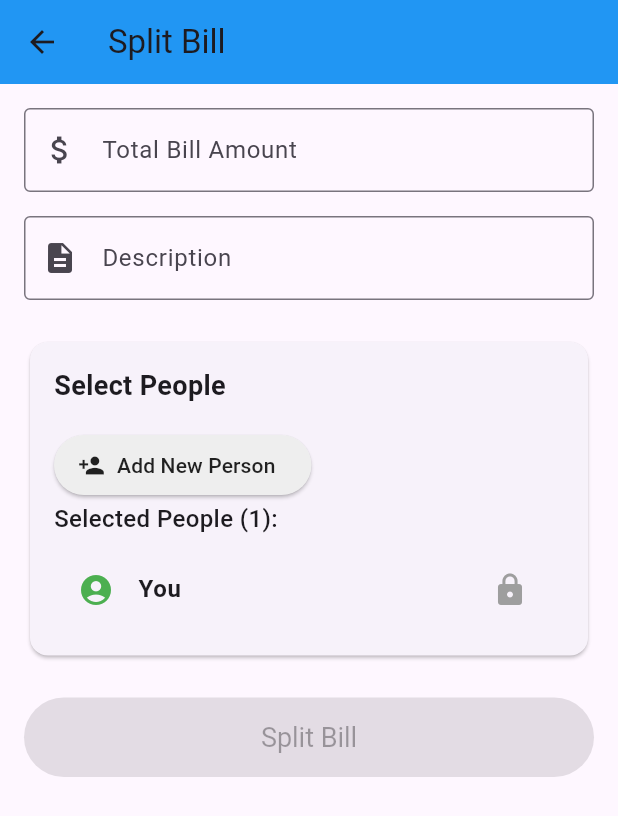
After one commit to Siddhantshukla1657/Money_Management, a Flutter app: the screen it shows after launch, after a tap on the "receipt" icon, on a phone screen of 412 x 824 dp. The commit adds this screen. Shown: the top 816 px of the screen. Run offline on Flutter 3.47's test engine with Material 3 defaults, Android fonts, the phone set to English and light mode, and no system bars; our stand-ins replace shared_preferences.

Commit message:
Bill splitting feature

```diff
--- /dev/null
+++ b/lib/models/bill_split.dart
@@ -0,0 +1,67 @@
+class BillSplit {
+  final String id;
+  final double totalAmount;
+  final String description;
+  final List<SplitPerson> splitPersons;
+  final DateTime date;
+
+  BillSplit({
+    required this.id,
+    required this.totalAmount,
+    required this.description,
+    required this.splitPersons,
+    required this.date,
+  });
+
+  double get amountPerPerson => totalAmount / splitPersons.length;
+
+  Map<String, dynamic> toJson() {
+    return {
+      'id': id,
+      'totalAmount': totalAmount,
+      'description': description,
+      'splitPersons': splitPersons.map((p) => p.toJson()).toList(),
+      'date': date.toIso8601String(),
+    };
+  }
+
+  factory BillSplit.fromJson(Map<String, dynamic> json) {
+    return BillSplit(
+      id: json['id'] as String,
+      totalAmount: json['totalAmount'] as double,
+      description: json['description'] as String,
+      splitPersons: (json['splitPersons'] as List<dynamic>)
+          .map((p) => SplitPerson.fromJson(p as Map<String, dynamic>))
+          .toList(),
+      date: DateTime.parse(json['date'] as String),
+    );
+  }
+}
+
+class SplitPerson {
+  final String id;
+  final String name;
+  final bool isFromContacts;
+
+  SplitPerson({
+    required this.id,
+    required this.name,
+    this.isFromContacts = false,
+  });
+
+  Map<String, dynamic> toJson() {
+    return {
+      'id': id,
+      'name': name,
+      'isFromContacts': isFromContacts,
+    };
+  }
+
+  factory SplitPerson.fromJson(Map<String, dynamic> json) {
+    return SplitPerson(
+      id: json['id'] as String,
+      name: json['name'] as String,
+      isFromContacts: json['isFromContacts'] as bool? ?? false,
+    );
+  }
+}
--- /dev/null
+++ b/lib/screens/bill_split_screen.dart
@@ -0,0 +1,378 @@
+import 'package:flutter/material.dart';
+import 'package:uuid/uuid.dart';
+import '../models/person.dart';
+import '../models/bill_split.dart';
+
+class BillSplitScreen extends StatefulWidget {
+  final List<Person> existingPersons;
+  final Function(BillSplit) onSplitCreated;
+
+  const BillSplitScreen({
+    Key? key,
+    required this.existingPersons,
+    required this.onSplitCreated,
+  }) : super(key: key);
+
+  @override
+  _BillSplitScreenState createState() => _BillSplitScreenState();
+}
+
+class _BillSplitScreenState extends State<BillSplitScreen> {
+  final TextEditingController _totalAmountController = TextEditingController();
+  final TextEditingController _descriptionController = TextEditingController();
+  final TextEditingController _newPersonController = TextEditingController();
+
+  List<SplitPerson> selectedPersons = [];
+  bool _showNewPersonField = false;
+
+  @override
+  void initState() {
+    super.initState();
+    // Add "You" as default person
+    selectedPersons.add(SplitPerson(
+      id: 'user_self',
+      name: 'You',
+      isFromContacts: false,
+    ));
+  }
+
+  @override
+  Widget build(BuildContext context) {
+    return Scaffold(
+      appBar: AppBar(
+        title: Text('Split Bill'),
+        backgroundColor: Colors.blue,
+      ),
+      body: SingleChildScrollView(
+        padding: EdgeInsets.all(16),
+        child: Column(
+          crossAxisAlignment: CrossAxisAlignment.stretch,
+          children: [
+            // Total Amount Field
+            TextField(
+              controller: _totalAmountController,
+              keyboardType: TextInputType.numberWithOptions(decimal: true),
+              decoration: InputDecoration(
+                labelText: 'Total Bill Amount',
+                border: OutlineInputBorder(),
+                hintText: 'Enter total amount',
+                prefixIcon: Icon(Icons.attach_money),
+              ),
+              onChanged: (value) => setState(() {}), // Update UI when amount changes
+            ),
+            SizedBox(height: 16),
+
+            // Description Field
+            TextField(
+              controller: _descriptionController,
+              decoration: InputDecoration(
+                labelText: 'Description',
+                border: OutlineInputBorder(),
+                hintText: 'e.g., Dinner at Restaurant',
+                prefixIcon: Icon(Icons.description),
+              ),
+            ),
+            SizedBox(height: 24),
+
+            // Select People Section
+            Card(
+              child: Padding(
+                padding: EdgeInsets.all(16),
+                child: Column(
+                  crossAxisAlignment: CrossAxisAlignment.start,
+                  children: [
+                    Text(
+                      'Select People',
+                      style: TextStyle(fontSize: 18, fontWeight: FontWeight.bold),
+                    ),
+                    SizedBox(height: 16),
+
+                    // Existing Contacts
+                    if (widget.existingPersons.isNotEmpty) ...[
+                      Text(
+                        'From Contacts:',
+                        style: TextStyle(fontSize: 16, fontWeight: FontWeight.w500),
+                      ),
+                      SizedBox(height: 8),
+                      ...widget.existingPersons.map((person) =>
+                        CheckboxListTile(
+                          title: Text(person.name),
+                          value: selectedPersons.any((p) => p.id == person.id),
+                          onChanged: (bool? value) {
+                            setState(() {
+                              if (value == true) {
+                                selectedPersons.add(SplitPerson(
+                                  id: person.id,
+                                  name: person.name,
+                                  isFromContacts: true,
+                                ));
+                              } else {
+                                selectedPersons.removeWhere((p) => p.id == person.id);
+                              }
+                            });
+                          },
+                        ),
+                      ),
+                      SizedBox(height: 16),
+                    ],
+
+                    // Add New Person Button
+                    if (!_showNewPersonField)
+                      ElevatedButton.icon(
+                        onPressed: () => setState(() => _showNewPersonField = true),
+                        icon: Icon(Icons.person_add),
+                        label: Text('Add New Person'),
+                        style: ElevatedButton.styleFrom(
+                          backgroundColor: Colors.grey[200],
+                          foregroundColor: Colors.black87,
+                        ),
+                      ),
+
+                    // New Person Field
+                    if (_showNewPersonField) ...[
+                      TextField(
+                        controller: _newPersonController,
+                        decoration: InputDecoration(
+                          labelText: 'New Person Name',
+                          border: OutlineInputBorder(),
+                          hintText: 'Enter name',
+                          suffixIcon: Row(
+                            mainAxisSize: MainAxisSize.min,
+                            children: [
+                              IconButton(
+                                icon: Icon(Icons.add, color: Colors.green),
+                                onPressed: _addNewPerson,
+                              ),
+                              IconButton(
+                                icon: Icon(Icons.cancel, color: Colors.red),
+                                onPressed: () => setState(() {
+                                  _showNewPersonField = false;
+                                  _newPersonController.clear();
+                                }),
+                              ),
+                            ],
+                          ),
+                        ),
+                        onSubmitted: (_) => _addNewPerson(),
+                      ),
+                      SizedBox(height: 16),
+                    ],
+
+                    // Selected People List
+                    if (selectedPersons.isNotEmpty) ...[
+                      Text(
+                        'Selected People (${selectedPersons.length}):',
+                        style: TextStyle(fontSize: 16, fontWeight: FontWeight.w500),
+                      ),
+                      SizedBox(height: 8),
+                      ...selectedPersons.map((person) =>
+                        ListTile(
+                          leading: Icon(
+                            person.id == 'user_self'
+                                ? Icons.account_circle
+                                : person.isFromContacts
+                                    ? Icons.contacts
+                                    : Icons.person,
+                            color: person.id == 'user_self'
+                                ? Colors.green
+                                : person.isFromContacts
+                                    ? Colors.blue
+                                    : Colors.grey,
+                          ),
+                          title: Text(
+                            person.name,
+                            style: TextStyle(
+                              fontWeight: person.id == 'user_self' ? FontWeight.bold : FontWeight.normal,
+                            ),
+                          ),
+                          trailing: person.id == 'user_self'
+                              ? Icon(Icons.lock, color: Colors.grey)
+                              : IconButton(
+                                  icon: Icon(Icons.remove_circle, color: Colors.red),
+                                  onPressed: () => setState(() {
+                                    selectedPersons.removeWhere((p) => p.id == person.id);
+                                  }),
+                                ),
+                        ),
+                      ),
+                    ],
+                  ],
+                ),
+              ),
+            ),
+
+            // Split Calculation Display
+            if (selectedPersons.isNotEmpty && _totalAmountController.text.isNotEmpty) ...[
+              SizedBox(height: 16),
+              Card(
+                color: Colors.blue[50],
+                child: Padding(
+                  padding: EdgeInsets.all(16),
+                  child: Column(
+                    children: [
+                      Text(
+                        'Split Calculation',
+                        style: TextStyle(fontSize: 18, fontWeight: FontWeight.bold),
+                      ),
+                      SizedBox(height: 8),
+                      Text(
+                        'Total Bill: ₹${_totalAmountController.text}',
+                        style: TextStyle(fontSize: 16),
+                      ),
+                      Text(
+                        'People: ${selectedPersons.length} (including you)',
+                        style: TextStyle(fontSize: 16),
+                      ),
+                      Text(
+                        'Each person\'s share: ₹${_calculateAmountPerPerson().toInt()}',
+                        style: TextStyle(fontSize: 16),
+                      ),
+                      SizedBox(height: 8),
+                      Text(
+                        'Others owe you: ₹${_calculateTotalOwed().toInt()}',
+                        style: TextStyle(fontSize: 18, fontWeight: FontWeight.bold, color: Colors.green[700]),
+                      ),
+                      if (selectedPersons.length > 1)
+                        Text(
+                          '(${selectedPersons.length - 1} people × ₹${_calculateAmountPerPerson().toInt()})',
+                          style: TextStyle(fontSize: 14, color: Colors.grey[600]),
+                        ),
+                    ],
+                  ),
+                ),
+              ),
+            ],
+
+            SizedBox(height: 24),
+
+            // Split Bill Button
+            ElevatedButton(
+              onPressed: _canSplitBill() ? _splitBill : null,
+              child: Text('Split Bill'),
+              style: ElevatedButton.styleFrom(
+                backgroundColor: Colors.blue,
+                foregroundColor: Colors.white,
+                padding: EdgeInsets.symmetric(vertical: 16),
+                textStyle: TextStyle(fontSize: 18),
+              ),
+            ),
+          ],
+        ),
+      ),
+    );
+  }
+
+  void _addNewPerson() {
+    final name = _newPersonController.text.trim();
+
+    if (name.isEmpty) {
+      ScaffoldMessenger.of(context).showSnackBar(
+        SnackBar(content: Text('Please enter a name')),
+      );
+      return;
+    }
+
+    // Check if person already exists
+    if (selectedPersons.any((p) => p.name.toLowerCase() == name.toLowerCase())) {
+      ScaffoldMessenger.of(context).showSnackBar(
+        SnackBar(content: Text('Person already added')),
+      );
+      return;
+    }
+
+    setState(() {
+      selectedPersons.add(SplitPerson(
+        id: Uuid().v4(),
+        name: name,
+        isFromContacts: false,
+      ));
+      _newPersonController.clear();
+      _showNewPersonField = false;
+    });
+  }
+
+  double _calculateAmountPerPerson() {
+    final totalAmount = double.tryParse(_totalAmountController.text) ?? 0;
+    if (selectedPersons.isEmpty) return 0;
+    final exactAmount = totalAmount / selectedPersons.length;
+    return _customRound(exactAmount);
+  }
+
+  double _customRound(double value) {
+    final intPart = value.floor();
+    final decimalPart = value - intPart;
+
+    if (decimalPart >= 0.01 && decimalPart <= 0.09) {
+      return intPart + 1.0;
+    } else if (decimalPart > 0.09) {
+      return intPart + 1.0;
+    } else {
+      return intPart.toDouble();
+    }
+  }
+
+  double _calculateTotalOwed() {
+    final amountPerPerson = _calculateAmountPerPerson();
+    // Exclude yourself from the people who owe you
+    final othersCount = selectedPersons.where((p) => p.id != 'user_self').length;
+    return amountPerPerson * othersCount;
+  }
+
+  bool _canSplitBill() {
+    return _totalAmountController.text.isNotEmpty &&
+           selectedPersons.length > 1 && // Must have at least one other person besides yourself
+           double.tryParse(_totalAmountController.text) != null;
+  }
+
+  void _splitBill() {
+    final totalAmount = double.tryParse(_totalAmountController.text)!;
+    final description = _descriptionController.text.trim();
+
+    final billSplit = BillSplit(
+      id: Uuid().v4(),
+      totalAmount: totalAmount,
+      description: description.isEmpty ? 'Bill Split' : description,
+      splitPersons: selectedPersons,
+      date: DateTime.now(),
+    );
+
+    widget.onSplitCreated(billSplit);
+
+    // Show success dialog
+    showDialog(
+      context: context,
+      builder: (context) => AlertDialog(
+        title: Text('Bill Split Successfully!'),
+        content: Column(
+          mainAxisSize: MainAxisSize.min,
+          crossAxisAlignment: CrossAxisAlignment.start,
+          children: [
+            Text('Total Bill: ₹${totalAmount.toInt()}'),
+            Text('People: ${selectedPersons.length} (including you)'),
+            Text('Each person\'s share: ₹${_calculateAmountPerPerson().toInt()}'),
+            Text('Total others owe you: ₹${_calculateTotalOwed().toInt()}'),
+            SizedBox(height: 16),
+            Text('Transactions have been added to your contacts automatically.'),
+          ],
+        ),
+        actions: [
+          TextButton(
+            onPressed: () {
+              Navigator.of(context).pop(); // Close dialog
+              Navigator.of(context).pop(); // Close split screen
+            },
+            child: Text('OK'),
+          ),
+        ],
+      ),
+    );
+  }
+
+  @override
+  void dispose() {
+    _totalAmountController.dispose();
+    _descriptionController.dispose();
+    _newPersonController.dispose();
+    super.dispose();
+  }
+}
--- a/lib/screens/home_screen.dart
+++ b/lib/screens/home_screen.dart
@@ -1,9 +1,11 @@
 import 'package:flutter/material.dart';
 import 'package:uuid/uuid.dart';
 import '../models/person.dart';
+import '../models/bill_split.dart';
 import '../services/storage_service.dart';
 import '../screens/person_detail_screen.dart';
 import '../screens/add_person_screen.dart';
+import '../screens/bill_split_screen.dart';
 
 class HomeScreen extends StatefulWidget {
   @override
@@ -102,6 +104,82 @@ class _HomeScreenState extends State<HomeScreen> {
     savePersons();
   }
 
+  void handleBillSplit(BillSplit billSplit) {
+    final amountPerPerson = billSplit.amountPerPerson;
+
+    for (final splitPerson in billSplit.splitPersons) {
+      // Skip yourself - you don't owe yourself money
+      if (splitPerson.id == 'user_self') {
+        continue;
+      }
+
+      // Find existing person or create new one
+      Person? existingPerson;
+      try {
+        existingPerson = persons.firstWhere((p) => p.id == splitPerson.id);
+      } catch (e) {
+        existingPerson = null;
+      }
+
+      if (existingPerson == null) {
+        // Create new person if not from contacts
+        if (!splitPerson.isFromContacts) {
+          existingPerson = Person(
+            id: splitPerson.id,
+            name: splitPerson.name,
+            transactions: [],
+          );
+          persons.add(existingPerson);
+        } else {
+          // Skip if from contacts but person doesn't exist
+          continue;
+        }
+      }
+
+      if (existingPerson != null) {
+        // Add transaction (positive because they owe you)
+        final transaction = Transaction(
+          id: Uuid().v4(),
+          amount: amountPerPerson, // Positive because they owe you
+          description: 'Bill Split: ${billSplit.description}',
+          date: billSplit.date,
+        );
+
+        final updatedTransactions = [...existingPerson.transactions, transaction];
+        final updatedPerson = existingPerson.copyWith(transactions: updatedTransactions);
+
+        final index = persons.indexWhere((p) => p.id == existingPerson!.id);
+        if (index >= 0) {
+          persons[index] = updatedPerson;
+        }
+      }
+    }
+
+    setState(() {});
+    savePersons();
+  }
+
+  void deleteTransaction(String personId, String transactionId) {
+    final personIndex = persons.indexWhere((p) => p.id == personId);
+    if (personIndex >= 0) {
+      final person = persons[personIndex];
+      final updatedTransactions = person.transactions
+          .where((t) => t.id != transactionId)
+          .toList();
+
+      final updatedPerson = person.copyWith(transactions: updatedTransactions);
+
+      setState(() {
+        persons[personIndex] = updatedPerson;
+      });
+      savePersons();
+
+      ScaffoldMessenger.of(context).showSnackBar(
+        SnackBar(content: Text('Transaction deleted successfully')),
+      );
+    }
+  }
+
   @override
   Widget build(BuildContext context) {
     return Scaffold(
@@ -143,14 +221,38 @@ class _HomeScreenState extends State<HomeScreen> {
                       onViewDetails: () => Navigator.push(
                         context,
                         MaterialPageRoute(
-                          builder: (context) => PersonDetailScreen(person: person),
+                          builder: (context) => PersonDetailScreen(
+                            person: person,
+                            onDeleteTransaction: (transactionId) =>
+                                deleteTransaction(person.id, transactionId),
+                          ),
                         ),
                       ),
                       onDelete: () => deletePerson(person),
                     );
                   },
                 ),
-      floatingActionButton: FloatingActionButton(
+      floatingActionButton: Column(
+        mainAxisAlignment: MainAxisAlignment.end,
+        children: [
+          FloatingActionButton(
+            onPressed: () async {
+              await Navigator.push(
+                context,
+                MaterialPageRoute(
+                  builder: (context) => BillSplitScreen(
+                    existingPersons: persons,
+                    onSplitCreated: handleBillSplit,
+                  ),
+                ),
+              );
+            },
+            child: Icon(Icons.receipt),
+            backgroundColor: Colors.green,
+            heroTag: "split_bill",
+          ),
+          SizedBox(height: 16),
+          FloatingActionButton(
             onPressed: () async {
               final result = await Navigator.push(
                 context,
@@ -162,6 +264,9 @@ class _HomeScreenState extends State<HomeScreen> {
             },
             child: Icon(Icons.add),
             backgroundColor: Colors.blue,
+            heroTag: "add_person",
+          ),
+        ],
       ),
     );
   }
@@ -254,7 +359,7 @@ class _PersonCardState extends State<PersonCard> {
                     controller: _amountController,
                     keyboardType: TextInputType.numberWithOptions(decimal: true),
                     decoration: InputDecoration(
-                      labelText: 'Amount (+they gave you/-you gave them)',
+                      labelText: 'Amount (+I gave them/-they gave me)',
                       border: OutlineInputBorder(),
                     ),
                   ),
```
Also changed, not shown: lib/screens/person_detail_screen.dart (+77 -16 lines), pubspec.yaml (+17 -0 lines), public/icon.png (added), pubspec.lock, 36 other files. Lines whose indentation alone changed are shown as unchanged.
